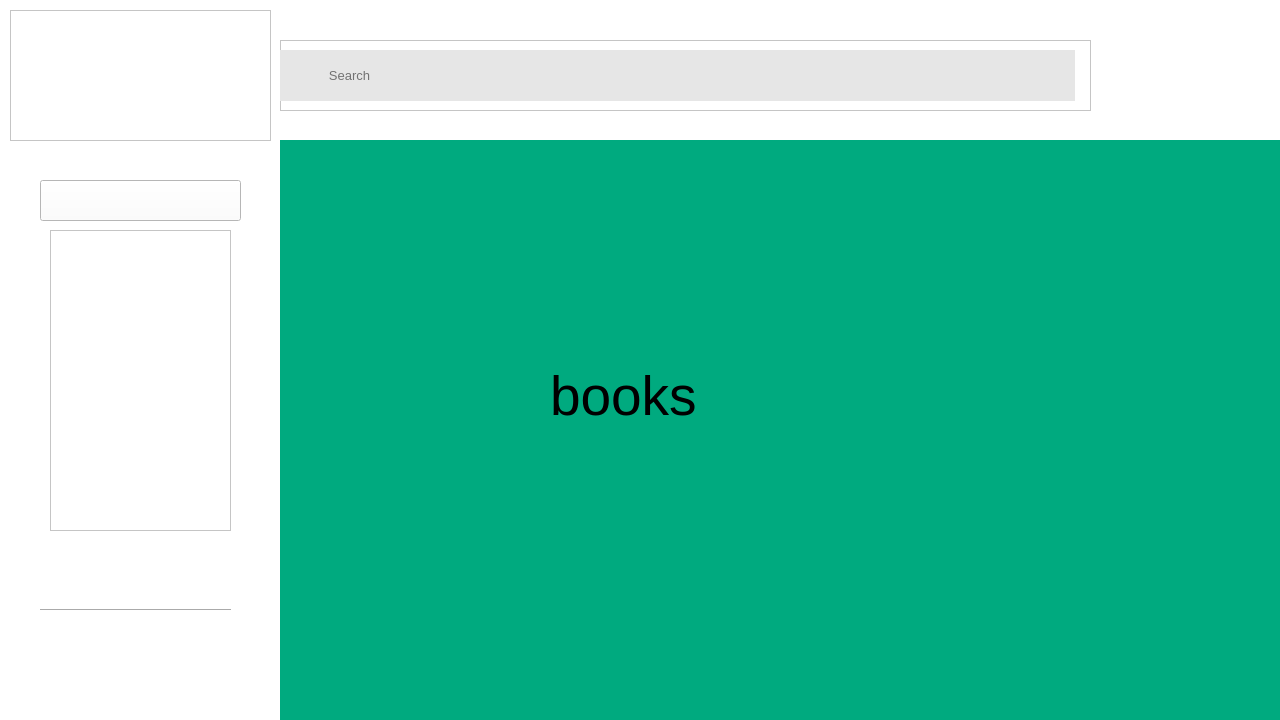
Above: BuyerUI.ui from JasonCarpizo/E-Commerce-App-CC15- before the change. Below: the same form after it.
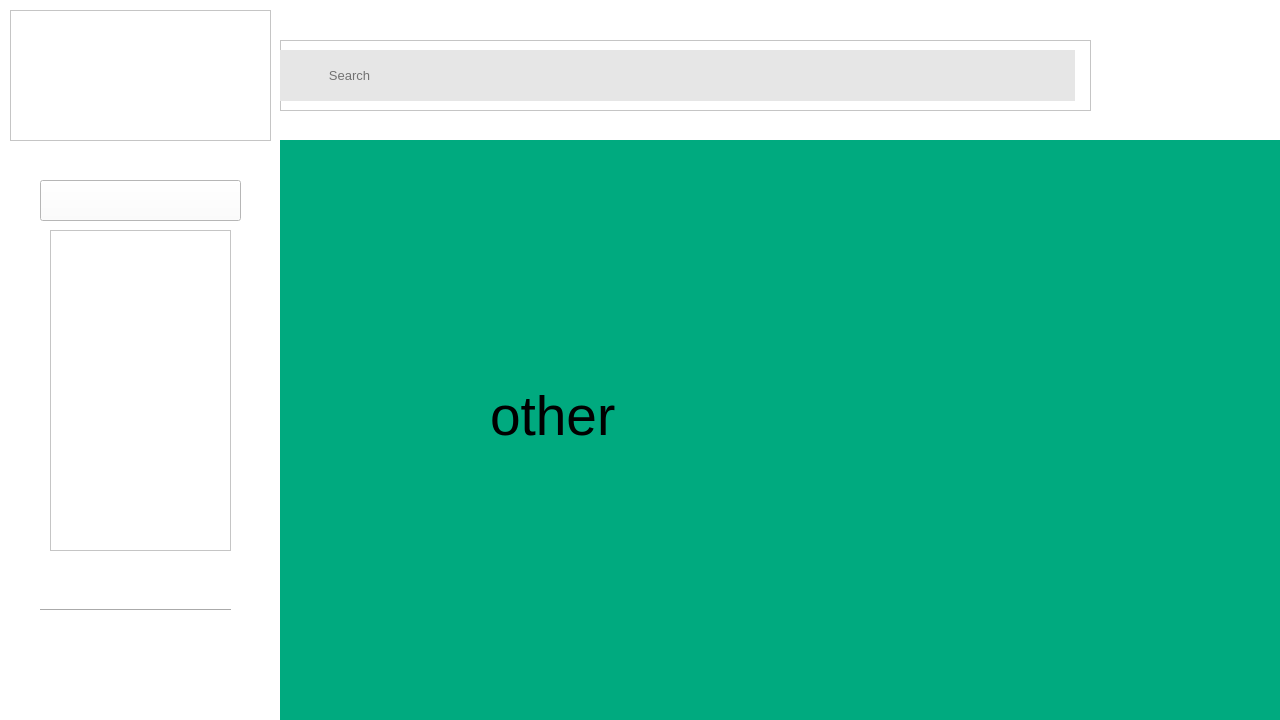
That is the form after the change. Icons and pictures are not drawn.

```diff
--- a/BuyerUI.ui
+++ b/BuyerUI.ui
@@ -185,7 +185,7 @@
        <x>50</x>
        <y>230</y>
        <width>181</width>
-       <height>301</height>
+       <height>321</height>
       </rect>
      </property>
      <property name="styleSheet">
@@ -425,6 +425,41 @@
         </property>
        </widget>
       </item>
+      <item>
+       <widget class="QPushButton" name="homeLiving_pushButton_2">
+        <property name="minimumSize">
+         <size>
+          <width>161</width>
+          <height>41</height>
+         </size>
+        </property>
+        <property name="maximumSize">
+         <size>
+          <width>161</width>
+          <height>41</height>
+         </size>
+        </property>
+        <property name="text">
+         <string/>
+        </property>
+        <property name="icon">
+         <iconset resource="resources.qrc">
+          <normaloff>:/Ecom App/png/other_icon_notSelected.png</normaloff>:/Ecom App/png/other_icon_notSelected.png</iconset>
+        </property>
+        <property name="iconSize">
+         <size>
+          <width>160</width>
+          <height>160</height>
+         </size>
+        </property>
+        <property name="checkable">
+         <bool>true</bool>
+        </property>
+        <property name="autoExclusive">
+         <bool>true</bool>
+        </property>
+       </widget>
+      </item>
      </layout>
     </widget>
     <widget class="Line" name="horizontal_line">
@@ -613,7 +648,7 @@
       <string notr="true">background-color: rgb(0, 170, 127);</string>
      </property>
      <property name="currentIndex">
-      <number>1</number>
+      <number>7</number>
      </property>
      <widget class="QWidget" name="homepage_page_1">
       <widget class="QLabel" name="label_2">
@@ -755,6 +790,26 @@
        </property>
       </widget>
      </widget>
+     <widget class="QWidget" name="Other_page_8">
+      <widget class="QLabel" name="label_9">
+       <property name="geometry">
+        <rect>
+         <x>210</x>
+         <y>130</y>
+         <width>751</width>
+         <height>291</height>
+        </rect>
+       </property>
+       <property name="font">
+        <font>
+         <pointsize>41</pointsize>
+        </font>
+       </property>
+       <property name="text">
+        <string>other</string>
+       </property>
+      </widget>
+     </widget>
     </widget>
    </widget>
   </widget>
```
Left out of the diff: 6 changed lines with no effect on the pictures.
